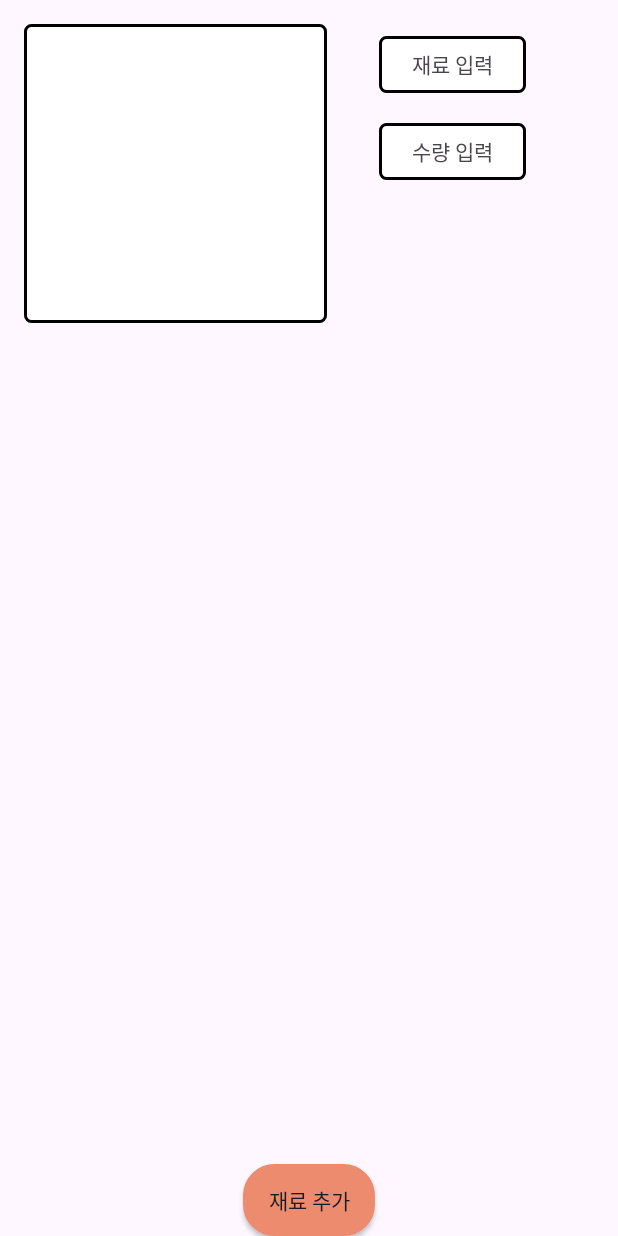
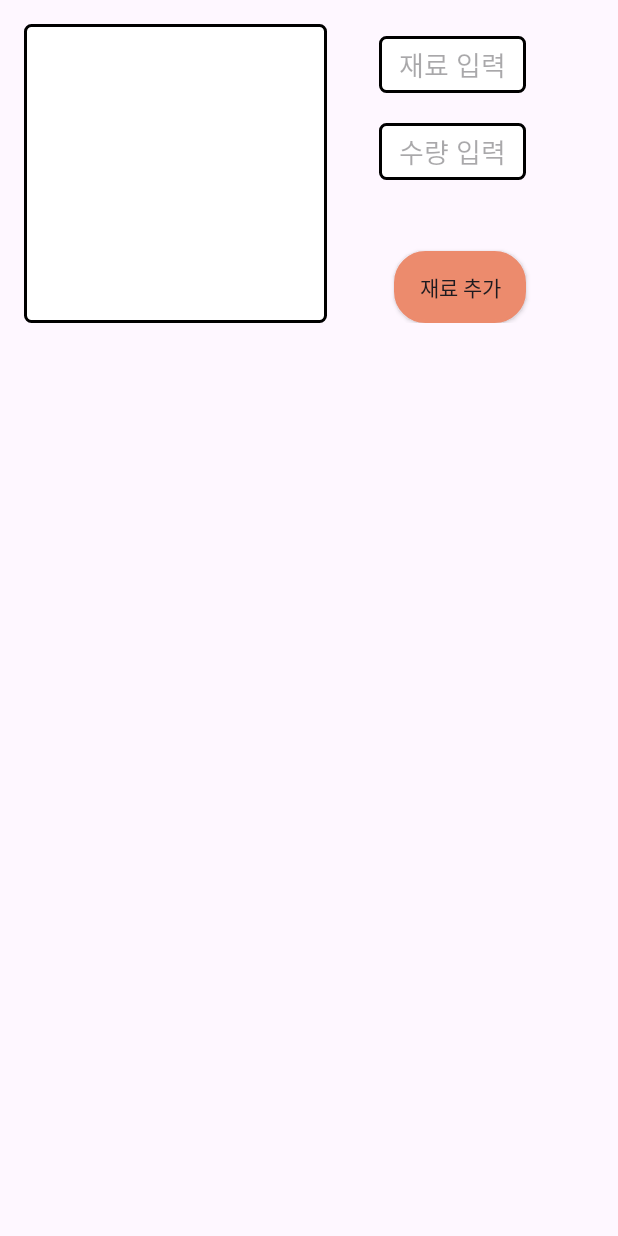
Before and after one commit to huhdy32/recipeProvider, an Android app: the layout activity_add_ingredient.xml on its own in the app's theme, with its tools: preview values and no code run, on a phone screen of 412 x 824 dp. Run offline under Robolectric (Android 15) with nearby library versions, the phone set to English and light mode, and no system bars.

Commit message:
추가 팝업 구현

```diff
--- a/app/src/main/res/layout/activity_add_ingredient.xml
+++ b/app/src/main/res/layout/activity_add_ingredient.xml
@@ -1,14 +1,15 @@
 <?xml version="1.0" encoding="utf-8"?>
 
 
-<androidx.constraintlayout.widget.ConstraintLayout xmlns:android="http://schemas.android.com/apk/res/android"
+<androidx.constraintlayout.widget.ConstraintLayout
+    xmlns:android="http://schemas.android.com/apk/res/android"
     xmlns:app="http://schemas.android.com/apk/res-auto"
     xmlns:tools="http://schemas.android.com/tools"
     android:layout_width="match_parent"
-    android:layout_height="match_parent">
+    android:layout_height="wrap_content">
 
     <ImageView
-        android:id="@+id/imageView2"
+        android:id="@+id/itemImage"
         android:layout_width="202dp"
         android:layout_height="199dp"
         android:layout_marginTop="16dp"
@@ -18,42 +19,43 @@
         app:layout_constraintStart_toStartOf="parent"
         app:layout_constraintTop_toTopOf="parent" />
 
-    <TextView
-        android:id="@+id/textView"
+    <EditText
+        android:id="@+id/itemName"
         android:layout_width="98dp"
         android:layout_height="38dp"
         android:layout_marginTop="24dp"
         android:layout_marginEnd="52dp"
         android:gravity="center"
         android:background="@drawable/roundrectangle_border"
-        android:text="재료 입력"
+        android:hint="재료 입력"
         app:layout_constraintEnd_toEndOf="parent"
         app:layout_constraintHorizontal_bias="0.79"
-        app:layout_constraintStart_toEndOf="@+id/imageView2"
+        app:layout_constraintStart_toEndOf="@+id/itemImage"
         app:layout_constraintTop_toTopOf="parent" />
 
-    <TextView
-        android:id="@+id/textView2"
+    <EditText
+        android:id="@+id/itemAmount"
         android:layout_width="98dp"
         android:layout_height="38dp"
         android:layout_marginTop="20dp"
         android:layout_marginEnd="52dp"
         android:gravity="center"
-        android:text="수량 입력"
+        android:hint="수량 입력"
         android:background="@drawable/roundrectangle_border"
         app:layout_constraintEnd_toEndOf="parent"
         app:layout_constraintHorizontal_bias="0.79"
-        app:layout_constraintStart_toEndOf="@+id/imageView2"
-        app:layout_constraintTop_toBottomOf="@+id/textView" />
+        app:layout_constraintStart_toEndOf="@+id/itemImage"
+        app:layout_constraintTop_toBottomOf="@+id/itemName" />
 
     <androidx.appcompat.widget.AppCompatButton
-        android:id="@+id/deleteBtn"
+        android:id="@+id/addBtn"
         android:layout_width="wrap_content"
         android:layout_height="wrap_content"
+        android:background="@drawable/button_orange"
         android:text="재료 추가"
-        android:background="@drawable/button_orange"
         app:layout_constraintBottom_toBottomOf="parent"
         app:layout_constraintEnd_toEndOf="parent"
+        app:layout_constraintHorizontal_bias="0.811"
         app:layout_constraintStart_toStartOf="parent" />
 
 
--- a/app/src/main/res/layout/activity_details_recipe.xml
+++ b/app/src/main/res/layout/activity_details_recipe.xml
@@ -4,8 +4,8 @@
 <androidx.constraintlayout.widget.ConstraintLayout
     xmlns:android="http://schemas.android.com/apk/res/android"
     xmlns:app="http://schemas.android.com/apk/res-auto"
-    android:layout_width="wrap_content"
-    android:layout_height="wrap_content">
+    android:layout_width="match_parent"
+    android:layout_height="match_parent">
 
 
     <androidx.appcompat.widget.AppCompatButton
```
Also changed, not shown: app/src/main/java/com/example/recipe_provider/AddIngredientPopupActivity.java (+33 -1 lines), app/src/main/java/com/example/recipe_provider/IngredientFragment.java (+9 -0 lines), app/src/main/java/com/example/recipe_provider/MainActivity.java (+8 -4 lines).
